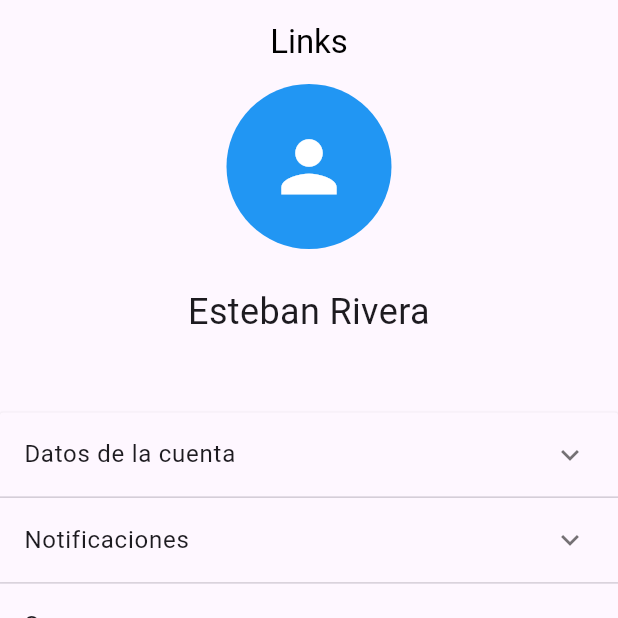
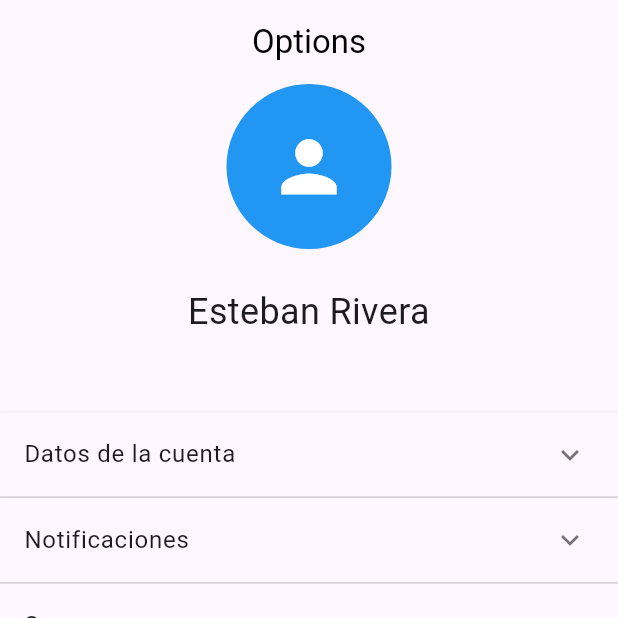
Before and after one commit to Mane-jaker/TechHouse-Front, a Flutter app: the screen it shows after launch, item 4 of the bottom bar chosen, on a phone screen of 412 x 824 dp, the top half of it. Run offline on Flutter 3.47's test engine with Material 2 defaults, Android fonts, the phone set to English and light mode, and no system bars; our stand-ins replace fl_chart.

Commit message:
papoi cambio xd

```diff
--- a/tech_house/lib/display/widgets/global/navbar_bottom.dart
+++ b/tech_house/lib/display/widgets/global/navbar_bottom.dart
@@ -1,13 +1,12 @@
 import 'package:flutter/material.dart';
 import 'package:tech_house/display/screens/Options/options.dart';
+import 'package:tech_house/display/screens/charts/charts.dart';
 import 'package:tech_house/display/screens/main/main_consumption.dart';
 
 import '../../screens/sensor/sensor.dart';
 
 class NavbarBottom extends StatefulWidget {
-  const NavbarBottom({super.key, required this.title});
-
-  final String title;
+  const NavbarBottom({super.key});
 
   @override
   State<NavbarBottom> createState() => _NavBarState();
@@ -18,10 +17,8 @@ class _NavBarState extends State<NavbarBottom> {
 
   List pages = <Widget>[
     const MainConsuptiom(),
-
     const Charts(),
-    const Sensors(),
-
+    const Sensor(),
     const Options()
   ];
 
@@ -34,7 +31,7 @@ class _NavBarState extends State<NavbarBottom> {
   @override
   Widget build(BuildContext context) {
 
-    List<String> pageTitles = [widget.title, 'Home', 'Graphic', 'Links', 'Options'];
+    List<String> pageTitles = ['Home', 'Graphic', 'Links', 'Options'];
 
 
     return Scaffold(
--- a/tech_house/lib/main.dart
+++ b/tech_house/lib/main.dart
@@ -16,7 +16,7 @@ class MyApp extends StatelessWidget {
         useMaterial3: true,
       ),
       debugShowCheckedModeBanner: false,
-      home: NavbarBottom(title: 'Colita',),
+      home: NavbarBottom(),
     );
   }
 }
```
